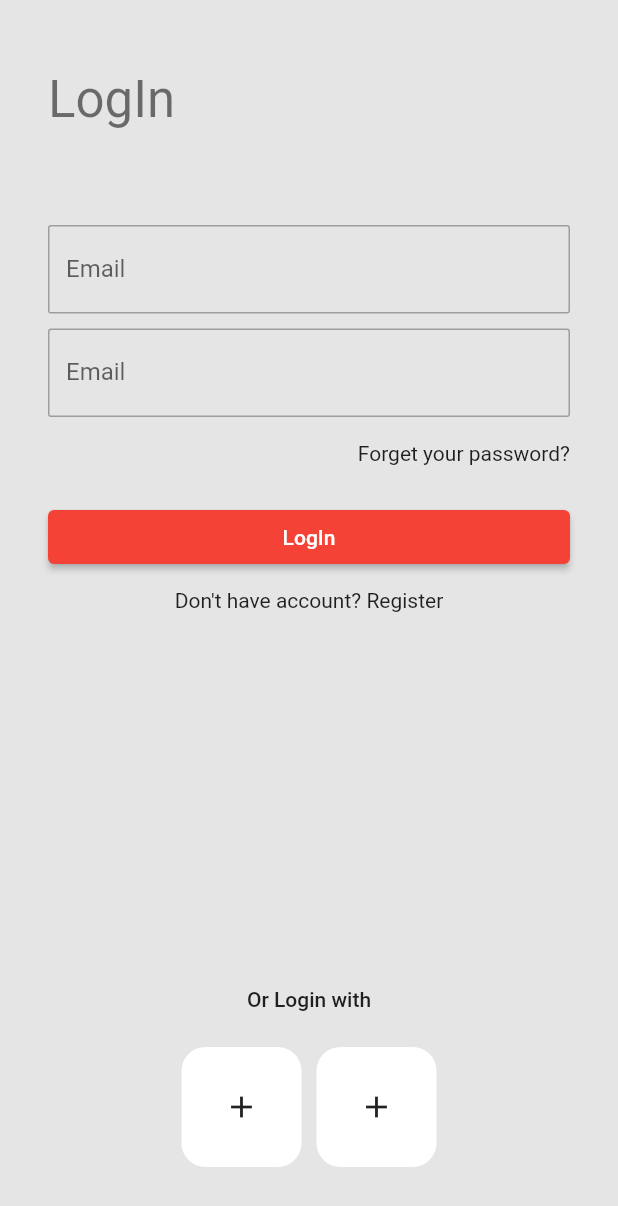
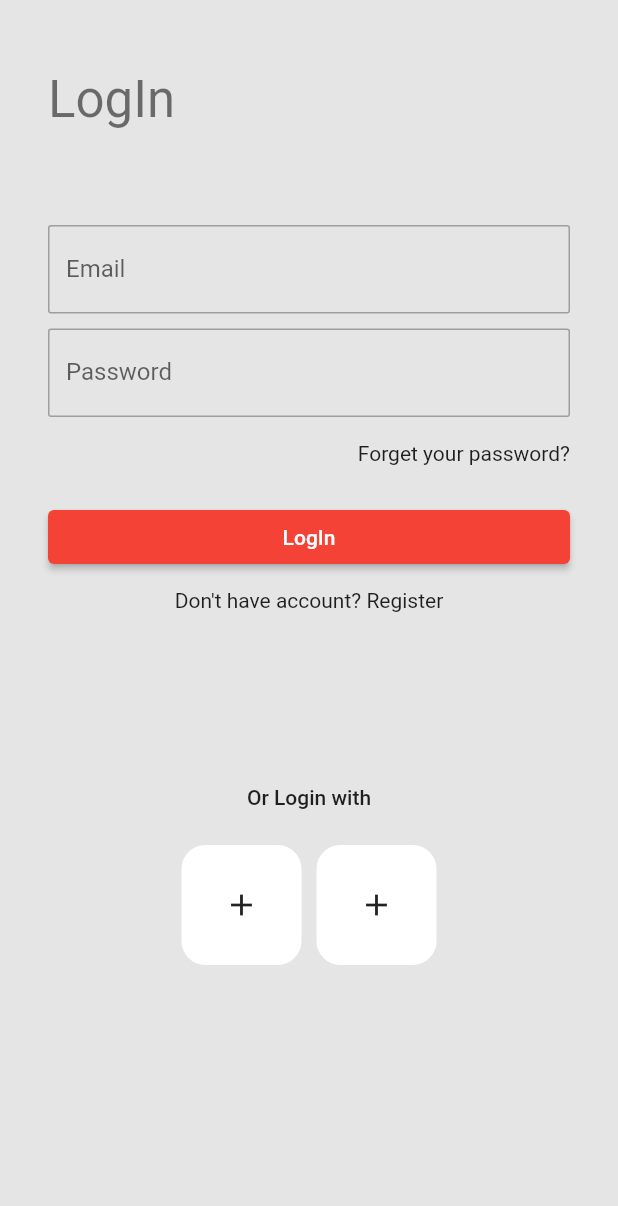
Before and after one commit to alinsary37/flutter-ecommerce-living-code-ali, a Flutter app: the screen it shows after launch, on a phone screen of 412 x 824 dp. Shown: the top 1206 px of the screen. Run offline on Flutter 3.47's test engine with Material 2 defaults, Android fonts, the phone set to English and light mode, and no system bars; our stand-ins replace persistent_bottom_nav_bar.

Commit message:
[FEATURE] edit some changes in the auth pages and finshed the home page ui

```diff
--- a/lib/main.dart
+++ b/lib/main.dart
@@ -13,18 +13,27 @@ class MyApp extends StatelessWidget {
   @override
   Widget build(BuildContext context) {
     return MaterialApp(
+      debugShowCheckedModeBanner: false,
       title: 'Ecommerce App',
       theme: ThemeData(
         primarySwatch: Colors.red,
-        scaffoldBackgroundColor:const Color(0xFFE5E5E5),
+        scaffoldBackgroundColor: const Color(0xFFE5E5E5),
         inputDecorationTheme: InputDecorationTheme(
           focusedBorder: OutlineInputBorder(
             borderRadius: BorderRadius.circular(2.0),
-            borderSide:const BorderSide(color: Colors.grey),
+            borderSide: const BorderSide(color: Colors.grey),
           ),
           enabledBorder: OutlineInputBorder(
             borderRadius: BorderRadius.circular(2.0),
-            borderSide:const BorderSide(color: Colors.grey),
+            borderSide: const BorderSide(color: Colors.grey),
+          ),
+          errorBorder: OutlineInputBorder(
+            borderRadius: BorderRadius.circular(2.0),
+            borderSide: const BorderSide(color: Colors.red),
+          ),
+          focusedErrorBorder: OutlineInputBorder(
+            borderRadius: BorderRadius.circular(2.0),
+            borderSide: const BorderSide(color: Colors.red),
           ),
         ),
       ),
--- a/lib/utilities/router.dart
+++ b/lib/utilities/router.dart
@@ -1,4 +1,5 @@
 class AppRouts {
   static const String  landingPageRote = '/';
   static const String loginPageRoute = '/login';
+  static const String bottomNavBarPAgeRoute = '/navbar';
 }
--- a/lib/utilities/routes.dart
+++ b/lib/utilities/routes.dart
@@ -1,16 +1,32 @@
 import 'package:flutter/cupertino.dart';
-import 'package:flutter/material.dart';
+
+// import 'package:flutter/material.dart';
 import 'package:flutter_ecommerce/utilities/router.dart';
+import 'package:flutter_ecommerce/views/pages/bottom_navbar.dart';
 import 'package:flutter_ecommerce/views/pages/landing_page.dart';
 import 'package:flutter_ecommerce/views/pages/auth_page.dart';
 
 Route<dynamic> onGenerate(RouteSettings settings) {
   switch (settings.name) {
     case AppRouts.loginPageRoute:
-      return CupertinoPageRoute(builder: (_) => const AuthPage());
+      return CupertinoPageRoute(
+        builder: (_) => const AuthPage(),
+        settings: settings,
+      );
+    case AppRouts.bottomNavBarPAgeRoute:
+      return CupertinoPageRoute(
+        builder: (_) => const BottomNavBar(),
+        settings: settings,
+      );
     case AppRouts.landingPageRote:
-      return CupertinoPageRoute(builder: (_) => const LandingPage());
+      return CupertinoPageRoute(
+        builder: (_) => const LandingPage(),
+        settings: settings,
+      );
     default:
-      return CupertinoPageRoute(builder: (_) => const LandingPage());
+      return CupertinoPageRoute(
+        builder: (_) => const LandingPage(),
+        settings: settings,
+      );
   }
 }
--- a/lib/views/pages/auth_page.dart
+++ b/lib/views/pages/auth_page.dart
@@ -1,5 +1,6 @@
 import 'package:flutter/material.dart';
 import 'package:flutter_ecommerce/utilities/enums.dart';
+import 'package:flutter_ecommerce/utilities/router.dart';
 import 'package:flutter_ecommerce/views/widgets/main_button.dart';
 
 class AuthPage extends StatefulWidget {
@@ -13,21 +14,32 @@ class _AuthPageState extends State<AuthPage> {
   final _formKey = GlobalKey<FormState>();
   final _emailController = TextEditingController();
   final _passwordController = TextEditingController();
+  final _emailFocusNode = FocusNode();
+  final _passwordFocusNode = FocusNode();
   var _authType = AuthFormType.login;
 
   @override
+  void dispose() {
+    _emailController.dispose();
+    _passwordController.dispose();
+    super.dispose();
+  }
+
+  @override
   Widget build(BuildContext context) {
+    final size = MediaQuery.of(context).size;
     return Scaffold(
       body: SafeArea(
         child: Padding(
           padding: const EdgeInsets.symmetric(vertical: 46.0, horizontal: 32.0),
           child: Form(
             key: _formKey,
+            child: SingleChildScrollView(
               child: Column(
                 crossAxisAlignment: CrossAxisAlignment.start,
                 children: [
                   Text(
-                  _authType == AuthFormType.login? 'LogIn': 'Register',
+                    _authType == AuthFormType.login ? 'LogIn' : 'Register',
                     style: Theme.of(context).textTheme.headlineMedium,
                   ),
                   const SizedBox(
@@ -36,7 +48,10 @@ class _AuthPageState extends State<AuthPage> {
                   TextFormField(
                     validator: (val) =>
                         val!.isEmpty ? 'Please Enter your email' : null,
+                    focusNode: _emailFocusNode,
                     controller: _emailController,
+                    onEditingComplete: () => FocusScope.of(context).requestFocus(_passwordFocusNode),
+                    textInputAction: TextInputAction.next,
                     decoration: const InputDecoration(
                         labelText: 'Email', hintText: 'Enter your Email'),
                   ),
@@ -46,9 +61,10 @@ class _AuthPageState extends State<AuthPage> {
                   TextFormField(
                     validator: (val) =>
                         val!.isEmpty ? 'Please Enter your password' : null,
+                    focusNode: _passwordFocusNode,
                     controller: _passwordController,
                     decoration: const InputDecoration(
-                      labelText: 'Email', hintText: 'Enter your password'),
+                        labelText: 'Password', hintText: 'Enter your password'),
                   ),
                   const SizedBox(
                     height: 16.0,
@@ -64,18 +80,28 @@ class _AuthPageState extends State<AuthPage> {
                   const SizedBox(
                     height: 24.0,
                   ),
-                MainButton(onPressed: () {}, text:_authType == AuthFormType.login? 'LogIn': 'Register'),
+                  MainButton(
+                      onPressed: () {
+                        if (_formKey.currentState!.validate()) {
+                          Navigator.of(context).pushNamed(AppRouts.bottomNavBarPAgeRoute);
+                        }
+                      },
+                      text:
+                          _authType == AuthFormType.login ? 'LogIn' : 'Register'),
                   const SizedBox(
                     height: 10.0,
                   ),
                   Align(
                     alignment: Alignment.center,
                     child: InkWell(
-                    child:  Text(_authType == AuthFormType.login? 'Don\'t have account? Register':'Have account? LogIn'),
+                      child: Text(_authType == AuthFormType.login
+                          ? 'Don\'t have account? Register'
+                          : 'Have account? LogIn'),
                       onTap: () {
+                        _formKey.currentState!.reset();
                         setState(() {
-                      if ( _authType == AuthFormType.login) {
-                        _authType =  AuthFormType.register;
+                          if (_authType == AuthFormType.login) {
+                            _authType = AuthFormType.register;
                           } else {
                             _authType = AuthFormType.login;
                           }
@@ -83,11 +109,13 @@ class _AuthPageState extends State<AuthPage> {
                       },
                     ),
                   ),
-                const Spacer(),
+                  SizedBox(height: size.height * 0.14,),
                   Align(
                       alignment: Alignment.center,
                       child: Text(
-                      _authType == AuthFormType.login? 'Or Login with': 'Or Register with',
+                        _authType == AuthFormType.login
+                            ? 'Or Login with'
+                            : 'Or Register with',
                         style: Theme.of(context).textTheme.labelLarge,
                       )),
                   const SizedBox(
@@ -124,6 +152,7 @@ class _AuthPageState extends State<AuthPage> {
             ),
           ),
         ),
+      ),
     );
   }
 }
--- a/pubspec.yaml
+++ b/pubspec.yaml
@@ -11,6 +11,11 @@ dependencies:
 
 
   cupertino_icons: ^1.0.6
+  persistent_bottom_nav_bar: ^5.0.2
+  firebase_core: ^2.16.0
+  firebase_auth: ^4.10.0
+  cloud_firestore: ^4.9.2
+  provider: ^6.0.5
 
 dev_dependencies:
   flutter_test:
```
Also changed, not shown: lib/services/product.dart (added, +75 -0 lines), lib/utilities/assets.dart (added, +10 -0 lines), lib/views/pages/bottom_navbar.dart (added, +103 -0 lines), lib/views/pages/home_page.dart (added, +133 -0 lines), lib/views/widgets/list_item_home.dart (added, +72 -0 lines), pubspec.lock, 12 other files. Lines whose indentation alone changed are shown as unchanged.
